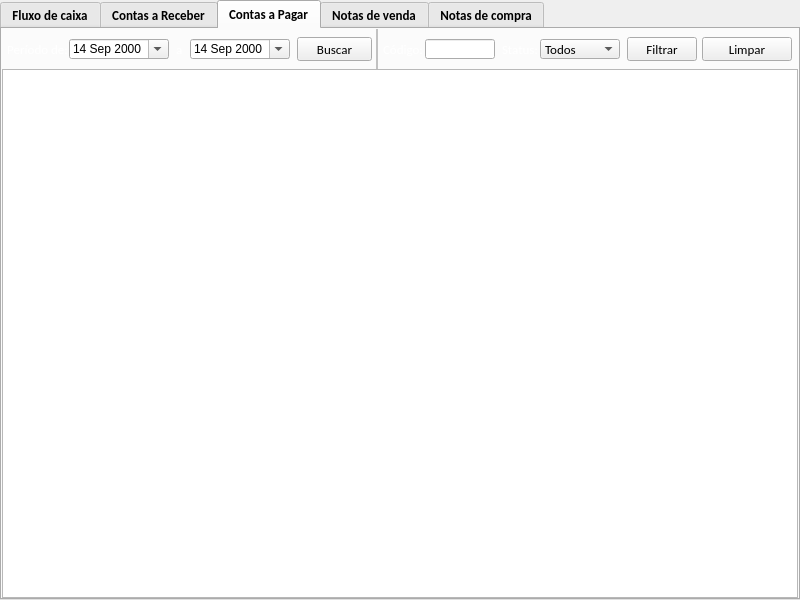
Before: the Qt Designer form loja/tela_contas.ui in jmessias1725/sexloja, drawn with Qt 5.
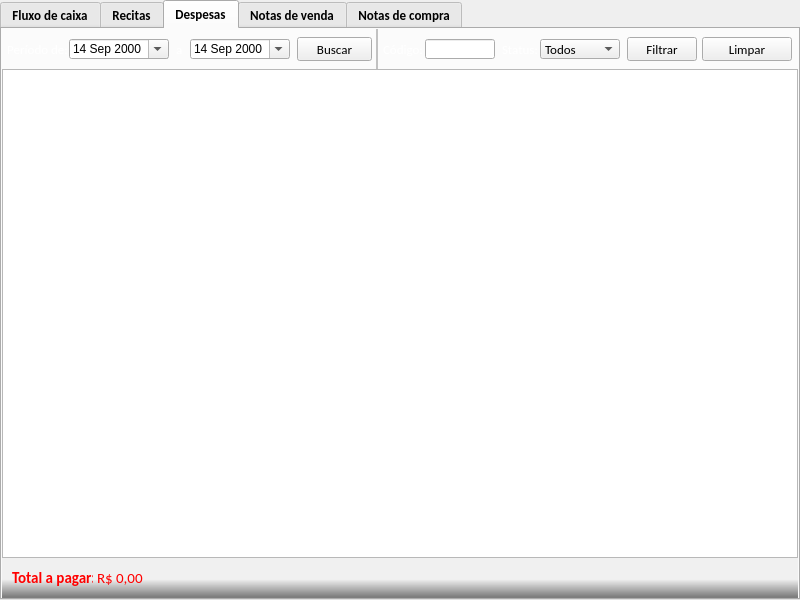
After: the same form once the commit is applied. The open tabs and pages were chosen to show the change. Icons and pictures are not drawn.

Diff of the .ui file:
```diff
--- a/loja/tela_contas.ui
+++ b/loja/tela_contas.ui
@@ -404,7 +404,7 @@
          <normaloff>:/img/img/ganho.png</normaloff>:/img/img/ganho.png</iconset>
        </attribute>
        <attribute name="title">
-        <string>Contas a Receber</string>
+        <string>Recitas</string>
        </attribute>
        <layout class="QVBoxLayout" name="verticalLayout_3">
         <property name="spacing">
@@ -934,7 +934,7 @@
          <normaloff>:/img/img/despesa.png</normaloff>:/img/img/despesa.png</iconset>
        </attribute>
        <attribute name="title">
-        <string>Contas a Pagar</string>
+        <string>Despesas</string>
        </attribute>
        <layout class="QVBoxLayout" name="verticalLayout_4">
         <property name="spacing">
@@ -1456,6 +1456,78 @@
           </attribute>
          </widget>
         </item>
+        <item>
+         <widget class="QFrame" name="fr_informacoes_cr_2">
+          <property name="minimumSize">
+           <size>
+            <width>0</width>
+            <height>40</height>
+           </size>
+          </property>
+          <property name="styleSheet">
+           <string notr="true">QFrame{	
+	border: none;
+	background-color: qlineargradient(spread:reflect, x1:1, y1:0, x2:1, y2:1, stop:0.534091 rgba(238, 238, 238, 227), stop:0.965909 rgba(71, 71, 71, 178));
+}</string>
+          </property>
+          <property name="frameShape">
+           <enum>QFrame::WinPanel</enum>
+          </property>
+          <property name="frameShadow">
+           <enum>QFrame::Raised</enum>
+          </property>
+          <widget class="QLabel" name="lb_total_pagar">
+           <property name="geometry">
+            <rect>
+             <x>10</x>
+             <y>10</y>
+             <width>81</width>
+             <height>20</height>
+            </rect>
+           </property>
+           <property name="font">
+            <font>
+             <family>Calibri</family>
+             <pointsize>11</pointsize>
+             <weight>75</weight>
+             <bold>true</bold>
+            </font>
+           </property>
+           <property name="styleSheet">
+            <string notr="true">background-color: none;
+color: rgb(255, 0, 0);
+</string>
+           </property>
+           <property name="text">
+            <string>Total a pagar:</string>
+           </property>
+          </widget>
+          <widget class="QLabel" name="lb_total_pagar_dina">
+           <property name="geometry">
+            <rect>
+             <x>95</x>
+             <y>10</y>
+             <width>100</width>
+             <height>20</height>
+            </rect>
+           </property>
+           <property name="font">
+            <font>
+             <family>Calibri</family>
+             <pointsize>11</pointsize>
+            </font>
+           </property>
+           <property name="styleSheet">
+            <string notr="true">background-color: none;
+color: rgb(255, 0, 0);
+</string>
+           </property>
+           <property name="text">
+            <string>R$ 0,00</string>
+           </property>
+          </widget>
+         </widget>
+        </item>
        </layout>
       </widget>
       <widget class="QWidget" name="tab_notas_venda">
```
Left out of the diff: 93 changed lines with no effect on the pictures.
